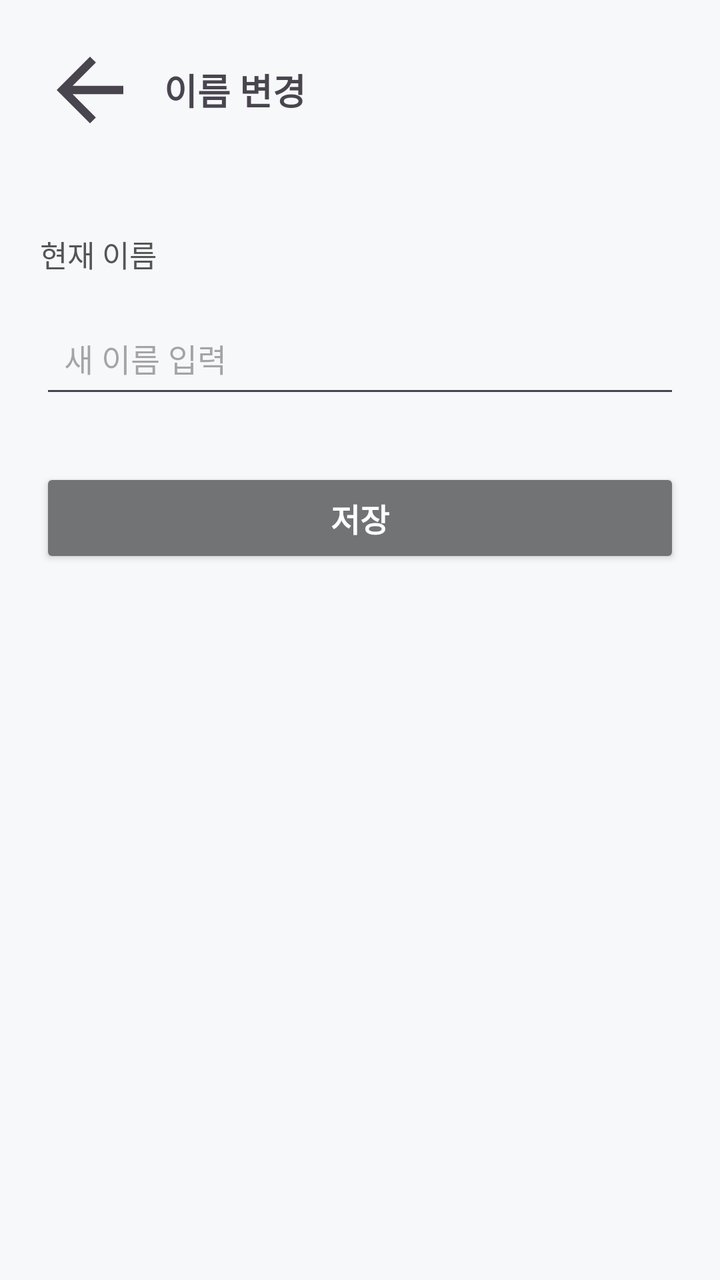
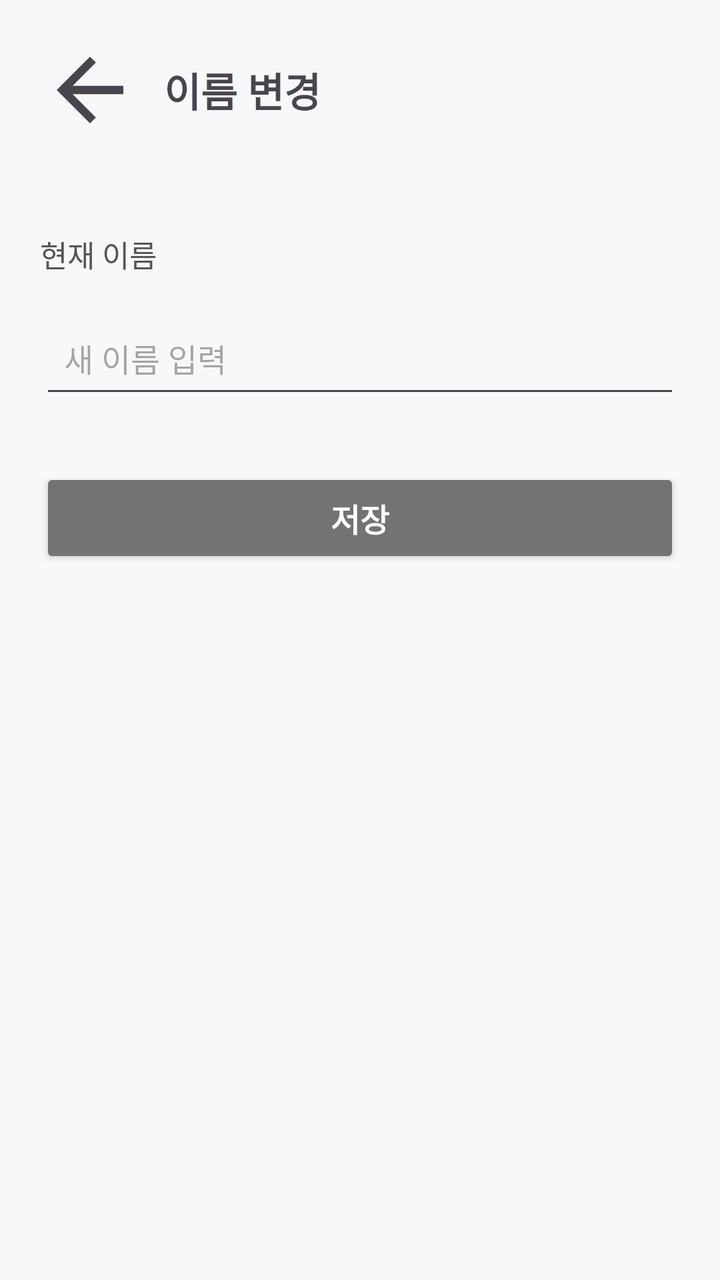

Before-and-after screenshots of an Android layout around one commit, followed by the original layout XML and the change that was made.
<!-- AndroidManifest.xml: application theme Theme.Lostfind -->
<!-- res/layout/name_change.xml -->
<?xml version="1.0" encoding="utf-8"?>
<LinearLayout xmlns:android="http://schemas.android.com/apk/res/android"
    android:layout_width="match_parent"
    android:layout_height="match_parent"
    xmlns:app="http://schemas.android.com/apk/res-auto"
    android:orientation="vertical"
    android:background="#F7F8FA"
    android:padding="20dp"
    android:id="@+id/main">

    
    <LinearLayout
        android:layout_width="match_parent"
        android:layout_height="wrap_content"
        android:orientation="horizontal"
        android:gravity="center_vertical"
        android:paddingBottom="16dp">

        <ImageButton
            android:id="@+id/btnBack"
            android:layout_width="50dp"
            android:layout_height="50dp"
            android:scaleType="centerCrop"
            android:src="@drawable/left_arrow"
            android:contentDescription="Back"
            android:background="?selectableItemBackgroundBorderless" />

        <TextView
            android:id="@+id/txtTitle"
            android:layout_width="wrap_content"
            android:layout_height="wrap_content"
            android:text="이름 변경"
            android:textSize="18sp"
            android:textStyle="bold"
            android:layout_marginStart="12dp" />
    </LinearLayout>


    
    <TextView
        android:id="@+id/name"
        android:layout_width="wrap_content"
        android:layout_height="wrap_content"
        android:text="현재 이름"
        android:textSize="15sp"
        android:textColor="#555555"
        android:layout_marginTop="30dp" />


    
    <EditText
        android:id="@+id/editNewName"
        android:layout_width="match_parent"
        android:layout_height="50dp"
        android:hint="새 이름 입력"
        android:padding="12dp"
        android:textSize="16sp"
        android:layout_marginTop="16dp" />


    
    <Button
        android:id="@+id/btnSaveName"
        android:layout_width="match_parent"
        android:layout_height="50dp"
        android:text="저장"
        android:textSize="16sp"
        android:textStyle="bold"
        android:textColor="#FFFFFF"
        android:layout_marginTop="30dp"
        app:cornerRadius="10dp"
        android:backgroundTint="@color/gray"/>

</LinearLayout>
<!-- resources referenced by this layout -->
<resources>
  <color name="gray">#727375</color>
  <!-- drawable left_arrow (drawable) -->
  <?xml version="1.0" encoding="utf-8"?>
  <vector xmlns:android="http://schemas.android.com/apk/res/android"
      android:width="24dp"
      android:height="24dp"
      android:viewportWidth="24"
      android:viewportHeight="24"
      android:tint="?attr/colorControlNormal">  
  
      
      <path
          android:fillColor="@android:color/white"
          android:pathData="M20,11H7.83l5.59,-5.59L12,4l-8,8 8,8 1.41,-1.41L7.83,13H20v-2z"/>
  </vector>
  <style name="Theme.Lostfind" parent="Base.Theme.Lostfind" />
  <style name="Base.Theme.Lostfind" parent="Theme.Material3.DayNight.NoActionBar">
          
          
      </style>
</resources>

<!-- the commit's change to res/layout/name_change.xml (unified diff, before → after) -->
@@ -30,7 +30,7 @@
             android:layout_width="wrap_content"
             android:layout_height="wrap_content"
             android:text="이름 변경"
-            android:textSize="18sp"
+            android:textSize="20sp"
             android:textStyle="bold"
             android:layout_marginStart="12dp" />
     </LinearLayout>
